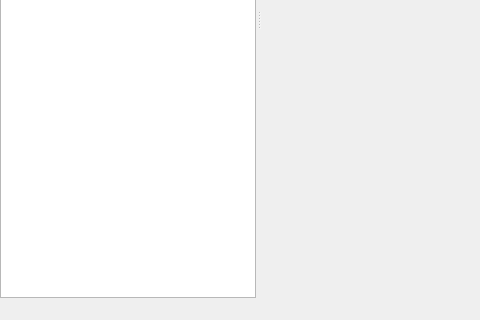
Before: the Qt Designer form interface/RaZor.ui in Razakhel/RaZor, drawn with Qt 5; both pictures show x 0 to 480 and y 280 to 600 of the 800 by 600 pixel window.
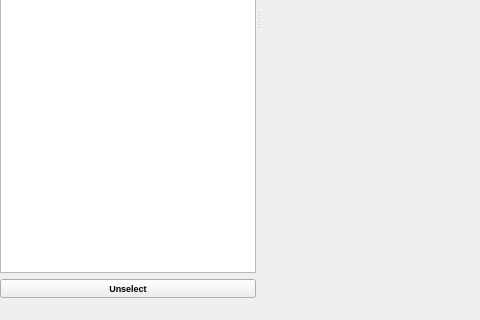
After: the same form once the commit is applied.

Commit message: [Interface/AppWindow] Added an entity unselection button

Diff of the .ui file:
```diff
--- a/interface/RaZor.ui
+++ b/interface/RaZor.ui
@@ -58,7 +58,7 @@
    <property name="minimumSize">
     <size>
      <width>150</width>
-     <height>113</height>
+     <height>124</height>
     </size>
    </property>
    <property name="font">
@@ -114,6 +114,13 @@
        </property>
       </widget>
      </item>
+     <item row="1" column="0">
+      <widget class="QPushButton" name="unselectEntity">
+       <property name="text">
+        <string>Unselect</string>
+       </property>
+      </widget>
+     </item>
     </layout>
    </widget>
   </widget>
```
The commit also changes 5 other files.
